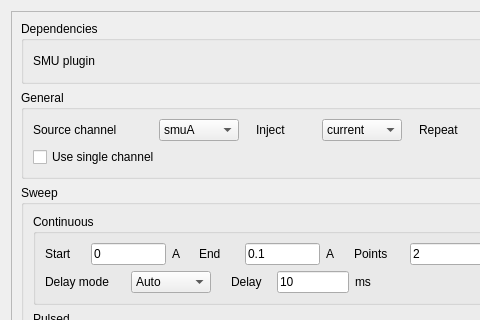
This is plugins/sweep/sweep-1.0.0/sweep_settingsWidget.ui in pyIVLS/pyIVLS as Qt 5 draws it before an edit; both pictures show x 0 to 480 and y 0 to 320 of the 1018 by 1015 pixel window. The edited form follows.
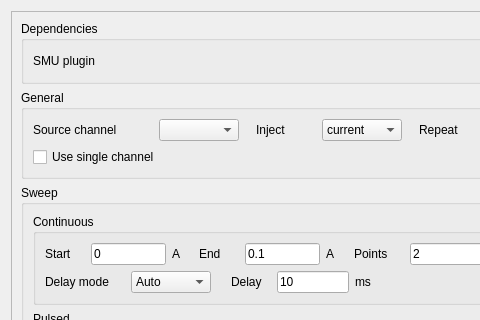
This is the edited form.

Commit message: - Adjusted logging in pyIVLS_container.py to provide detailed information on saved settings, including old and new values. - Added pandas as a new dependency in pyproject.toml - Fixes to timeIV and sweep to work in the new plugin structure.

Diff of the .ui file:
```diff
--- a/plugins/sweep/sweep-1.0.0/sweep_settingsWidget.ui
+++ b/plugins/sweep/sweep-1.0.0/sweep_settingsWidget.ui
@@ -110,18 +110,8 @@
                  </size>
                 </property>
                 <property name="currentIndex">
-                 <number>0</number>
+                 <number>-1</number>
                 </property>
-                <item>
-                 <property name="text">
-                  <string>smuA</string>
-                 </property>
-                </item>
-                <item>
-                 <property name="text">
-                  <string>smuB</string>
-                 </property>
-                </item>
                </widget>
               </item>
              </layout>
```
The commit also changes 32 other files.
